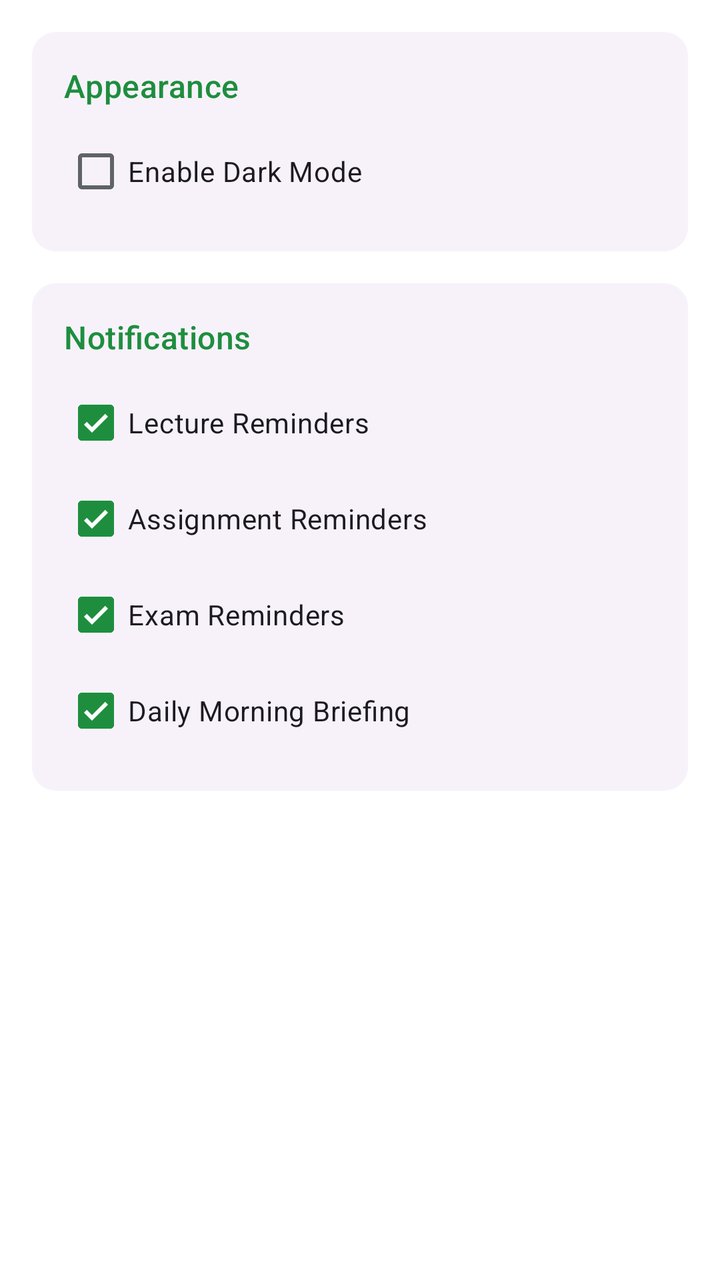
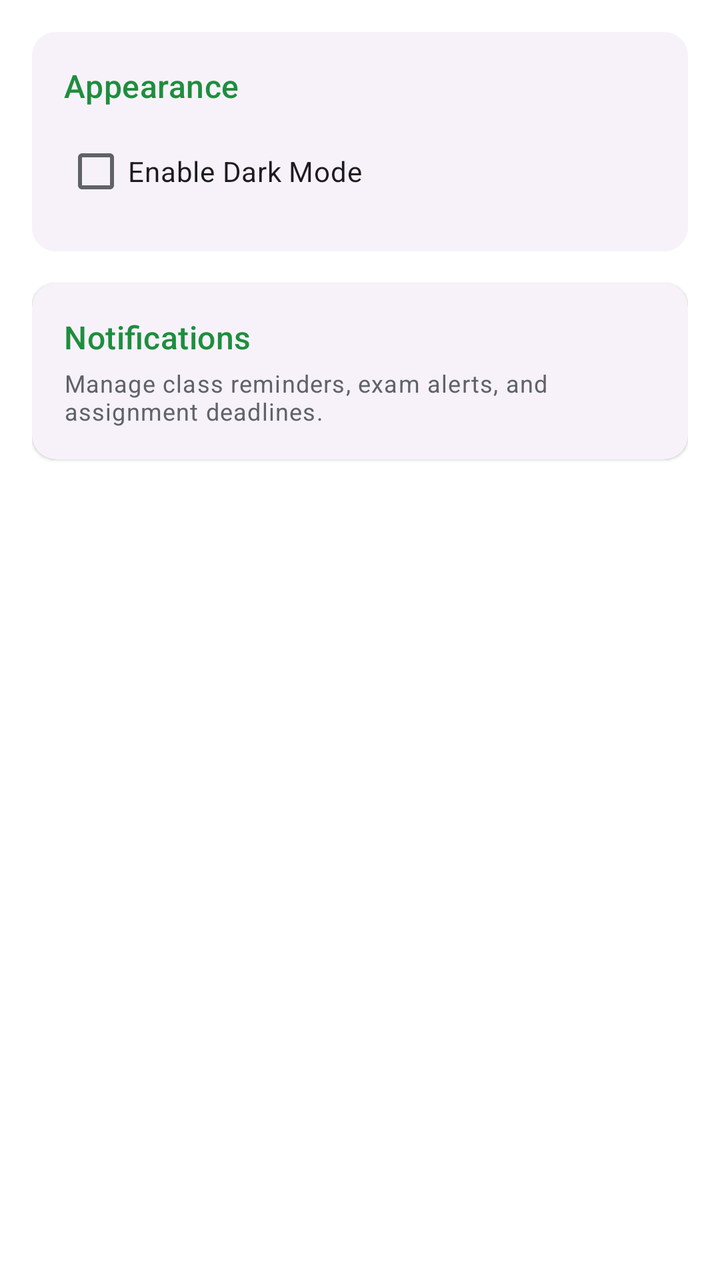

Before-and-after screenshots of an Android layout around one commit, followed by the original layout XML and the change that was made.
<!-- AndroidManifest.xml: application theme Theme.Studbuddy -->
<!-- res/layout/fragment_settings.xml -->
<?xml version="1.0" encoding="utf-8"?>
<LinearLayout xmlns:android="http://schemas.android.com/apk/res/android"
    xmlns:app="http://schemas.android.com/apk/res-auto"
    android:layout_width="match_parent"
    android:layout_height="match_parent"
    android:background="?attr/colorSurface"
    android:orientation="vertical"
    android:padding="16dp">

    <com.google.android.material.card.MaterialCardView
        android:layout_width="match_parent"
        android:layout_height="wrap_content"
        style="?attr/materialCardViewElevatedStyle"
        app:cardCornerRadius="12dp">

        <LinearLayout
            android:layout_width="match_parent"
            android:layout_height="wrap_content"
            android:orientation="vertical"
            android:padding="16dp">

            <TextView
                android:layout_width="wrap_content"
                android:layout_height="wrap_content"
                android:text="Appearance"
                android:textAppearance="?attr/textAppearanceTitleMedium"
                android:textColor="?attr/colorPrimary" />

            <com.google.android.material.checkbox.MaterialCheckBox
                android:id="@+id/cbDarkMode"
                android:layout_width="match_parent"
                android:layout_height="wrap_content"
                android:layout_marginTop="8dp"
                android:text="Enable Dark Mode" />

        </LinearLayout>
    </com.google.android.material.card.MaterialCardView>

    <com.google.android.material.card.MaterialCardView
        android:layout_width="match_parent"
        android:layout_height="wrap_content"
        android:layout_marginTop="16dp"
        style="?attr/materialCardViewElevatedStyle"
        app:cardCornerRadius="12dp">

        <LinearLayout
            android:layout_width="match_parent"
            android:layout_height="wrap_content"
            android:orientation="vertical"
            android:padding="16dp">

            <TextView
                android:layout_width="wrap_content"
                android:layout_height="wrap_content"
                android:text="Notifications"
                android:textAppearance="?attr/textAppearanceTitleMedium"
                android:textColor="?attr/colorPrimary" />

            <com.google.android.material.checkbox.MaterialCheckBox
                android:id="@+id/cbLectureReminders"
                android:layout_width="match_parent"
                android:layout_height="wrap_content"
                android:layout_marginTop="8dp"
                android:checked="true"
                android:text="Lecture Reminders" />

            <com.google.android.material.checkbox.MaterialCheckBox
                android:id="@+id/cbAssignmentReminders"
                android:layout_width="match_parent"
                android:layout_height="wrap_content"
                android:checked="true"
                android:text="Assignment Reminders" />

            <com.google.android.material.checkbox.MaterialCheckBox
                android:id="@+id/cbExamReminders"
                android:layout_width="match_parent"
                android:layout_height="wrap_content"
                android:checked="true"
                android:text="Exam Reminders" />

            <com.google.android.material.checkbox.MaterialCheckBox
                android:id="@+id/cbMorningBriefing"
                android:layout_width="match_parent"
                android:layout_height="wrap_content"
                android:checked="true"
                android:text="Daily Morning Briefing" />

        </LinearLayout>
    </com.google.android.material.card.MaterialCardView>

</LinearLayout>
<!-- resources referenced by this layout -->
<resources>
  <style name="Theme.Studbuddy" parent="Theme.Material3.DayNight.NoActionBar">
          
          <item name="colorPrimary">@color/md_theme_light_primary</item>
          <item name="colorOnPrimary">@color/md_theme_light_onPrimary</item>
          <item name="colorPrimaryContainer">@color/md_theme_light_primaryContainer</item>
          <item name="colorOnPrimaryContainer">@color/md_theme_light_onPrimaryContainer</item>
          <item name="colorSecondary">@color/md_theme_light_secondary</item>
          <item name="colorOnSecondary">@color/md_theme_light_onSecondary</item>
          <item name="colorSecondaryContainer">@color/md_theme_light_secondaryContainer</item>
          <item name="colorOnSecondaryContainer">@color/md_theme_light_onSecondaryContainer</item>
          <item name="colorTertiary">@color/md_theme_light_tertiary</item>
          <item name="colorOnTertiary">@color/md_theme_light_onTertiary</item>
          <item name="colorTertiaryContainer">@color/md_theme_light_tertiaryContainer</item>
          <item name="colorOnTertiaryContainer">@color/md_theme_light_onTertiaryContainer</item>
          <item name="colorError">@color/md_theme_light_error</item>
          <item name="colorOnError">@color/md_theme_light_onError</item>
          <item name="colorErrorContainer">@color/md_theme_light_errorContainer</item>
          <item name="colorOnErrorContainer">@color/md_theme_light_onErrorContainer</item>
          <item name="android:windowBackground">@color/md_theme_light_background</item>
          <item name="colorOutline">@color/md_theme_light_outline</item>
          <item name="colorSurfaceVariant">@color/md_theme_light_surfaceVariant</item>
          <item name="colorOnSurfaceVariant">@color/md_theme_light_onSurfaceVariant</item>
          <item name="colorSurface">@color/md_theme_light_surface</item>
          <item name="colorOnSurface">@color/md_theme_light_onSurface</item>
  
          
          <item name="headerBackground">?attr/colorSurface</item>
          <item name="headerTextColor">?attr/colorOnSurface</item>
  
          
          <item name="materialCardViewStyle">@style/Widget.Material3.CardView.Outlined</item>
      </style>
  <color name="md_theme_light_primary">#1E8E3E</color>
  <color name="md_theme_light_onPrimary">#FFFFFF</color>
  <color name="md_theme_light_primaryContainer">#E6F4EA</color>
  <color name="md_theme_light_onPrimaryContainer">#0D652D</color>
  <color name="md_theme_light_secondary">#5F6368</color>
  <color name="md_theme_light_onSecondary">#FFFFFF</color>
  <color name="md_theme_light_secondaryContainer">#E8EAED</color>
  <color name="md_theme_light_onSecondaryContainer">#202124</color>
  <color name="md_theme_light_tertiary">#1967D2</color>
  <color name="md_theme_light_onTertiary">#FFFFFF</color>
  <color name="md_theme_light_tertiaryContainer">#E8F0FE</color>
  <color name="md_theme_light_onTertiaryContainer">#174EA6</color>
  <color name="md_theme_light_error">#D93025</color>
  <color name="md_theme_light_onError">#FFFFFF</color>
  <color name="md_theme_light_errorContainer">#FCE8E6</color>
  <color name="md_theme_light_onErrorContainer">#A50E0E</color>
  <color name="md_theme_light_background">#F8F9FA</color>
  <color name="md_theme_light_outline">#DADCE0</color>
  <color name="md_theme_light_surfaceVariant">#F1F3F4</color>
  <color name="md_theme_light_onSurfaceVariant">#5F6368</color>
  <color name="md_theme_light_surface">#FFFFFF</color>
  <color name="md_theme_light_onSurface">#202124</color>
</resources>

<!-- the commit's change to res/layout/fragment_settings.xml (unified diff, before → after) -->
@@ -37,9 +37,12 @@
     </com.google.android.material.card.MaterialCardView>
 
     <com.google.android.material.card.MaterialCardView
+        android:id="@+id/cardNotifications"
         android:layout_width="match_parent"
         android:layout_height="wrap_content"
         android:layout_marginTop="16dp"
+        android:clickable="true"
+        android:focusable="true"
         style="?attr/materialCardViewElevatedStyle"
         app:cardCornerRadius="12dp">
 
@@ -56,34 +59,13 @@
                 android:textAppearance="?attr/textAppearanceTitleMedium"
                 android:textColor="?attr/colorPrimary" />
 
-            <com.google.android.material.checkbox.MaterialCheckBox
-                android:id="@+id/cbLectureReminders"
-                android:layout_width="match_parent"
+            <TextView
+                android:layout_width="wrap_content"
                 android:layout_height="wrap_content"
-                android:layout_marginTop="8dp"
-                android:checked="true"
-                android:text="Lecture Reminders" />
-
-            <com.google.android.material.checkbox.MaterialCheckBox
-                android:id="@+id/cbAssignmentReminders"
-                android:layout_width="match_parent"
-                android:layout_height="wrap_content"
-                android:checked="true"
-                android:text="Assignment Reminders" />
-
-            <com.google.android.material.checkbox.MaterialCheckBox
-                android:id="@+id/cbExamReminders"
-                android:layout_width="match_parent"
-                android:layout_height="wrap_content"
-                android:checked="true"
-                android:text="Exam Reminders" />
-
-            <com.google.android.material.checkbox.MaterialCheckBox
-                android:id="@+id/cbMorningBriefing"
-                android:layout_width="match_parent"
-                android:layout_height="wrap_content"
-                android:checked="true"
-                android:text="Daily Morning Briefing" />
+                android:layout_marginTop="4dp"
+                android:text="Manage class reminders, exam alerts, and assignment deadlines."
+                android:textAppearance="?attr/textAppearanceBodySmall"
+                android:textColor="?attr/colorOnSurfaceVariant" />
 
         </LinearLayout>
     </com.google.android.material.card.MaterialCardView>
